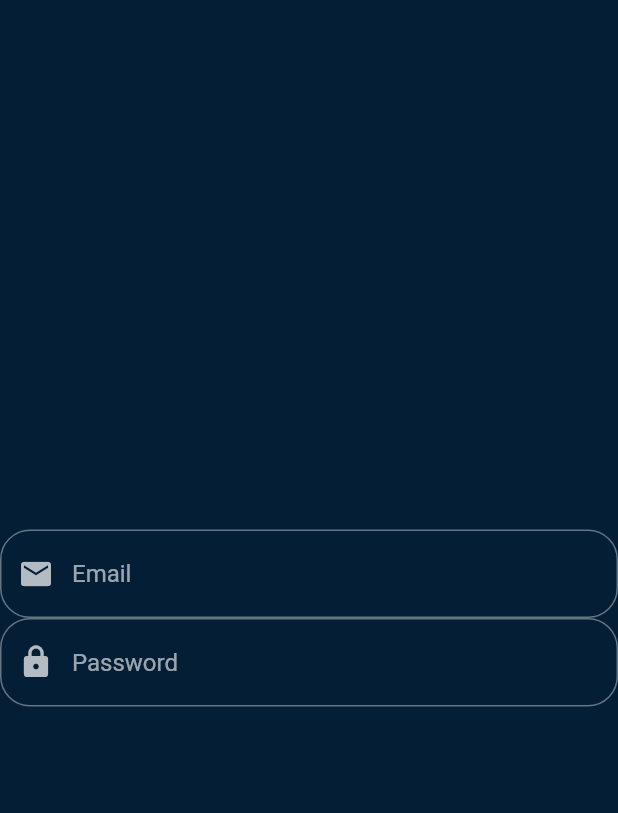
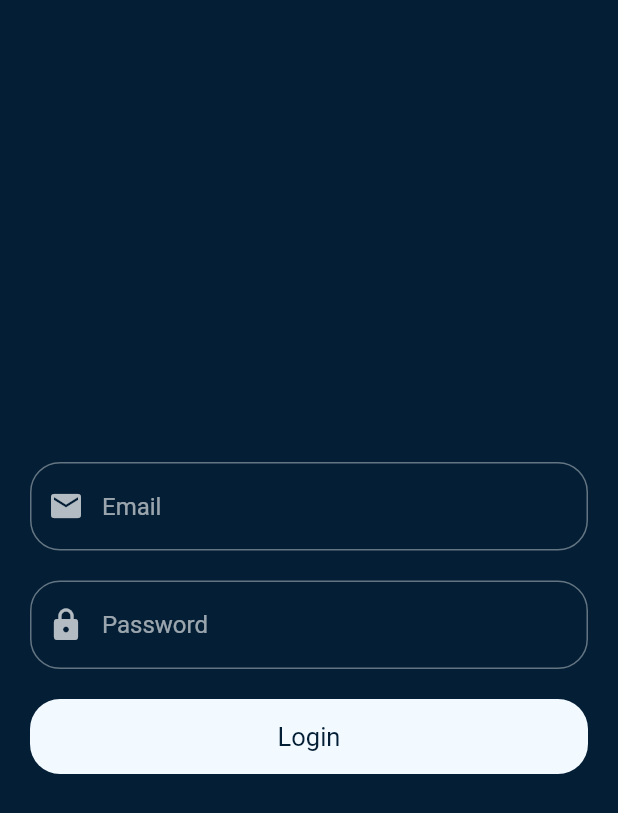
Before and after one commit to Subhradeep10/VideoApp, a Flutter app: the screen it shows after launch, on a phone screen of 412 x 824 dp. Shown: the top 813 px of the screen. Run offline on Flutter 3.47's test engine with Material 2 defaults, Android fonts, the phone set to English and light mode, and no system bars.

Commit message:
Login Screen build

```diff
--- a/lib/const.dart
+++ b/lib/const.dart
@@ -1,3 +1,4 @@
 import 'package:flutter/material.dart';
 
 const backgroundColor = Color.fromARGB(255, 4, 31, 53);
+var buttonColor = Color.fromARGB(255, 242, 249, 255);
--- a/lib/views/screens/auth/login_screen.dart
+++ b/lib/views/screens/auth/login_screen.dart
@@ -1,4 +1,5 @@
 import 'package:flutter/material.dart';
+import 'package:videoapp/const.dart';
 
 class LoginScreen extends StatelessWidget {
   const LoginScreen({Key? key}) : super(key: key);
@@ -7,6 +8,7 @@ class LoginScreen extends StatelessWidget {
   Widget build(BuildContext context) {
     return Scaffold(
       body: Container(
+        padding: EdgeInsets.symmetric(horizontal: 20),
         alignment: Alignment.center,
         child: Column(
           mainAxisAlignment: MainAxisAlignment.center,
@@ -20,6 +22,7 @@ class LoginScreen extends StatelessWidget {
                 prefixIcon: Icon(Icons.email),
               ),
             ),
+            SizedBox(height: 20),
             TextField(
               decoration: InputDecoration(
                 border: OutlineInputBorder(
@@ -29,6 +32,25 @@ class LoginScreen extends StatelessWidget {
                 prefixIcon: Icon(Icons.lock),
               ),
             ),
+            SizedBox(height: 20),
+            Container(
+              width: MediaQuery.of(context).size.width - 40,
+              height: 50,
+              decoration: BoxDecoration(
+                color: buttonColor,
+                borderRadius: BorderRadius.circular(20),
+              ),
+              child: Center(
+                child: Text(
+                  'Login',
+                  style: TextStyle(
+                    color: backgroundColor,
+                    fontSize: 17,
+                  ),
+                  textAlign: TextAlign.center,
+                ),
+              ),
+            )
           ],
         ),
       ),
```
